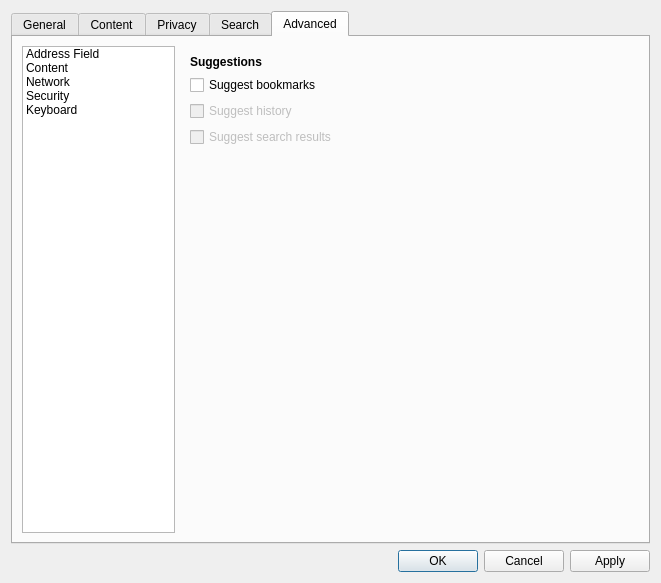
Before: the Qt Designer form src/ui/PreferencesDialog.ui in OtterBrowser/otter-browser, drawn with Qt 5.
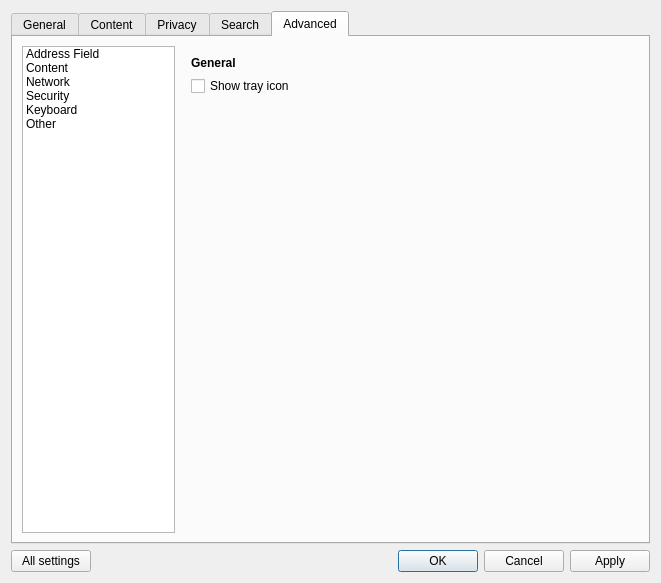
After: the same form once the commit is applied. The open tabs and pages were chosen to show the change. Custom widgets are drawn as their Qt base class.

Commit message:
New All settings button in Preferences dialog
to open Configuration Manager

```diff
--- a/src/ui/PreferencesDialog.ui
+++ b/src/ui/PreferencesDialog.ui
@@ -1322,6 +1322,11 @@
            <string>Keyboard</string>
           </property>
          </item>
+         <item>
+          <property name="text">
+           <string>Other</string>
+          </property>
+         </item>
         </widget>
        </item>
        <item>
@@ -2236,6 +2241,46 @@
            </item>
           </layout>
          </widget>
+         <widget class="QWidget" name="otherPage">
+          <widget class="QLabel" name="otherGeneralHeader">
+           <property name="geometry">
+            <rect>
+             <x>10</x>
+             <y>10</y>
+             <width>442</width>
+             <height>13</height>
+            </rect>
+           </property>
+           <property name="font">
+            <font>
+             <weight>75</weight>
+             <bold>true</bold>
+            </font>
+           </property>
+           <property name="text">
+            <string>General</string>
+           </property>
+          </widget>
+          <widget class="QWidget" name="otherGeneralVerticalLayoutWidget">
+           <property name="geometry">
+            <rect>
+             <x>10</x>
+             <y>30</y>
+             <width>441</width>
+             <height>21</height>
+            </rect>
+           </property>
+           <layout class="QVBoxLayout" name="otherGeneralVerticalLayout">
+            <item>
+             <widget class="QCheckBox" name="enableTrayIconCheckBox">
+              <property name="text">
+               <string>Show tray icon</string>
+              </property>
+             </widget>
+            </item>
+           </layout>
+          </widget>
+         </widget>
         </widget>
        </item>
       </layout>
@@ -2243,11 +2288,22 @@
     </widget>
    </item>
    <item>
-    <widget class="QDialogButtonBox" name="buttonBox">
-     <property name="standardButtons">
-      <set>QDialogButtonBox::Apply|QDialogButtonBox::Cancel|QDialogButtonBox::Ok</set>
-     </property>
-    </widget>
+    <layout class="QHBoxLayout" name="menuHorizontalLayout">
+     <item>
+      <widget class="QPushButton" name="allSettingsButton">
+       <property name="text">
+        <string>All settings</string>
+       </property>
+      </widget>
+     </item>
+     <item>
+      <widget class="QDialogButtonBox" name="buttonBox">
+       <property name="standardButtons">
+        <set>QDialogButtonBox::Apply|QDialogButtonBox::Cancel|QDialogButtonBox::Ok</set>
+       </property>
+      </widget>
+     </item>
+    </layout>
    </item>
   </layout>
  </widget>
```
The commit also changes 2 other files.
